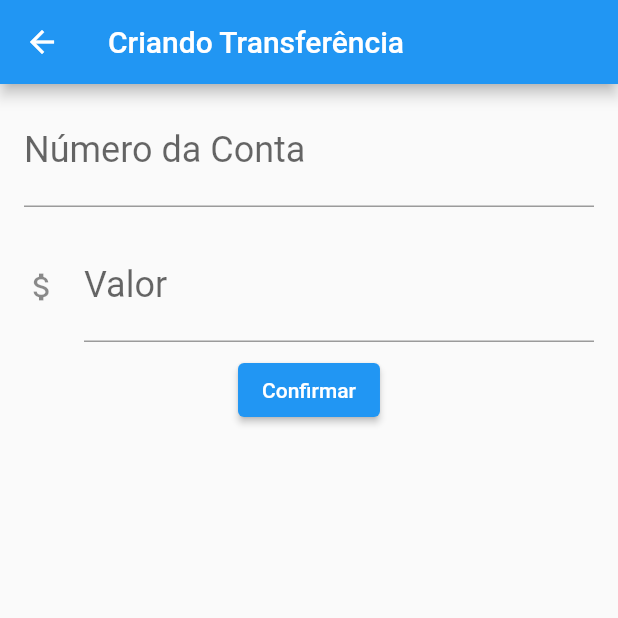
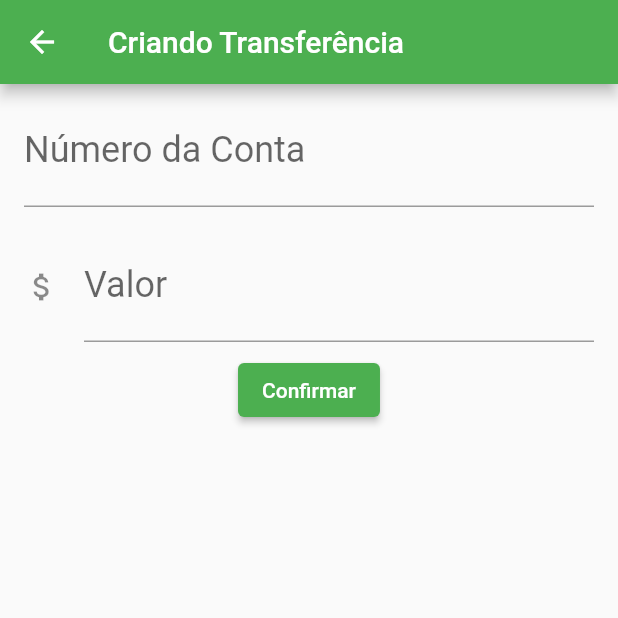
Before and after one commit to Paulo-E-F-Fernandes/treinamento-flutter, a Flutter app: the screen it shows after launch, after a tap on the "add" icon, on a phone screen of 412 x 824 dp, the top half of it. Run offline on Flutter 3.47's test engine with Material 2 defaults, Android fonts, the phone set to English and light mode, and no system bars.

Commit message:
Versão final - Treinamento Básico

```diff
--- /dev/null
+++ b/bytebank/lib/components/editor.dart
@@ -0,0 +1,30 @@
+import 'package:flutter/material.dart';
+
+class Editor extends StatelessWidget {
+  final TextEditingController controller;
+  final String labelText;
+  final String? hintText;
+  final TextInputType? keyboardType;
+  final IconData? iconData;
+
+  const Editor(this.controller, this.labelText, {super.key, this.hintText, this.keyboardType, this.iconData});
+
+  @override
+  Widget build(BuildContext context) {
+    return Padding(
+      padding: const EdgeInsets.fromLTRB(16.0, 8.0, 16.0, 8.0),
+      child: TextField(
+        controller: controller,
+        style: const TextStyle(
+          fontSize: 24.0,
+        ),
+        decoration: InputDecoration(
+          icon: iconData != null ? Icon(iconData) : null,
+          labelText: labelText,
+          hintText: hintText,
+        ),
+        keyboardType: keyboardType,
+      ),
+    );
+  }
+}
--- a/bytebank/lib/main.dart
+++ b/bytebank/lib/main.dart
@@ -1,3 +1,4 @@
+import 'package:bytebank/screens/transferencia/lista.dart';
 import 'package:flutter/material.dart';
 
 /* *** Versão 004 *** */
@@ -9,170 +10,21 @@ class ByteBankApp extends StatelessWidget {
   @override
   Widget build(BuildContext context) {
     return MaterialApp(
-      home: Scaffold(
-        body: ListaTransferencias(),
+      theme: ThemeData(
+        colorScheme: ColorScheme.fromSwatch(
+          // Esse 900, é um peso que pegamos no site "https://material.io/resources", na parte do "Colors Tools"
+          primarySwatch: Colors.green,
+        ).copyWith(
+          secondary: Colors.blueAccent[700],
+        ),
+        // Esse 700, é um peso que pegamos no site "https://material.io/resources", na parte do "Colors Tools".
+        // Normalmente as cores "Accent" são utilizadas para as cores secundárias.
+        buttonTheme: ButtonThemeData(
+          buttonColor: Colors.blueAccent[700],
+          textTheme: ButtonTextTheme.primary,
+        ),
       ),
+      home: ListaTransferencias(),
     );
   }
 }
-
-class ListaTransferencias extends StatefulWidget {
-  final List<Transferencia> _transferencias = List.empty(growable: true);
-
-  ListaTransferencias({Key? key}) : super(key: key);
-
-  @override
-  State<StatefulWidget> createState() {
-    return ListaTransferenciasState();
-  }
-}
-
-class ListaTransferenciasState extends State<ListaTransferencias> {
-  @override
-  Widget build(BuildContext context) {
-    return Scaffold(
-      appBar: AppBar(
-        title: const Text('Transferências'),
-      ),
-      body: ListView.builder(
-        // "O widget." permite que acessamos as informações do objeto definido com tipo de dados da extensão do "State"
-        itemCount: widget._transferencias.length,
-        itemBuilder: (BuildContext context, int index) {
-          final Transferencia transferencia = widget._transferencias[index];
-          return ItemTranferencia(transferencia);
-        },
-      ),
-      floatingActionButton: FloatingActionButton(
-        child: const Icon(Icons.add),
-        onPressed: () {
-          final Future<Transferencia?> future = Navigator.push(
-            context,
-            MaterialPageRoute(builder: (context) {
-              return const FormularioTransferencias();
-            }),
-          );
-
-          future.then((transferenciaRecebida) {
-            setState(() {
-              if (transferenciaRecebida != null) {
-                widget._transferencias.add(transferenciaRecebida);
-              }
-            });
-          });
-        },
-      ),
-    );
-  }
-}
-
-class FormularioTransferencias extends StatefulWidget {
-  const FormularioTransferencias({Key? key}) : super(key: key);
-
-  @override
-  State<StatefulWidget> createState() {
-    return FormularioTransferenciasState();
-  }
-}
-
-class FormularioTransferenciasState extends State<FormularioTransferencias> {
-  final TextEditingController _controladorCampoNumeroConta = TextEditingController();
-  final TextEditingController _controladorCampoValorTransferencia = TextEditingController();
-
-  @override
-  Widget build(BuildContext context) {
-    return Scaffold(
-      appBar: AppBar(title: const Text('Criando Transferência')),
-      body: SingleChildScrollView(
-        child: Column(
-          children: [
-            Editor(_controladorCampoNumeroConta, 'Número da Conta',
-                hintText: '00000', keyboardType: TextInputType.number),
-            Editor(_controladorCampoValorTransferencia, 'Valor',
-                hintText: '0.00', keyboardType: TextInputType.number, iconData: Icons.attach_money),
-            ElevatedButton(
-              child: const Text('Confirmar'),
-              onPressed: () => _criaTransferencia(context),
-            ),
-          ],
-        ),
-      ),
-    );
-  }
-
-  void _criaTransferencia(BuildContext context) {
-    final int? nrConta = int.tryParse(_controladorCampoNumeroConta.text);
-    final double? vlTransferencia = double.tryParse(_controladorCampoValorTransferencia.text);
-
-    if (nrConta != null && vlTransferencia != null) {
-      Transferencia transferenciaCriada = Transferencia(nrConta, vlTransferencia);
-
-      Navigator.pop(context, transferenciaCriada);
-
-      // Exibir a informação no rodapé da página
-      ScaffoldMessenger.of(context).showSnackBar(
-        SnackBar(
-          content: Text('$transferenciaCriada'),
-        ),
-      );
-    }
-  }
-}
-
-class ItemTranferencia extends StatelessWidget {
-  // private
-  final Transferencia _transferencia;
-
-  const ItemTranferencia(this._transferencia, {super.key});
-
-  @override
-  Widget build(BuildContext context) {
-    return Card(
-      child: ListTile(
-        leading: const Icon(Icons.attach_money),
-        title: Text(_transferencia.vlTransferencia.toString()),
-        subtitle: Text(_transferencia.nrConta.toString()),
-      ),
-    );
-  }
-}
-
-class Transferencia {
-  final int nrConta;
-  final double vlTransferencia;
-
-  Transferencia(this.nrConta, this.vlTransferencia);
-
-  @override
-  String toString() {
-    return 'Transferencia {nrConta: $nrConta, vlTransferencia: $vlTransferencia}';
-  }
-}
-
-class Editor extends StatelessWidget {
-  final TextEditingController controller;
-  final String labelText;
-  final String? hintText;
-  final TextInputType? keyboardType;
-  final IconData? iconData;
-
-  const Editor(this.controller, this.labelText, {super.key, this.hintText, this.keyboardType, this.iconData});
-
-  @override
-  Widget build(BuildContext context) {
-    return Padding(
-      padding: const EdgeInsets.fromLTRB(16.0, 8.0, 16.0, 8.0),
-      child: TextField(
-        controller: controller,
-        style: const TextStyle(
-          fontSize: 24.0,
-        ),
-        decoration: InputDecoration(
-          icon: iconData != null ? Icon(iconData) : null,
-          labelText: labelText,
-          hintText: hintText,
-        ),
-        keyboardType: keyboardType,
-      ),
-    );
-  }
-}
--- /dev/null
+++ b/bytebank/lib/models/transferencia.dart
@@ -0,0 +1,11 @@
+class Transferencia {
+  final int nrConta;
+  final double vlTransferencia;
+
+  Transferencia(this.nrConta, this.vlTransferencia);
+
+  @override
+  String toString() {
+    return 'Transferencia {nrConta: $nrConta, vlTransferencia: $vlTransferencia}';
+  }
+}
--- /dev/null
+++ b/bytebank/lib/screens/transferencia/formulario.dart
@@ -0,0 +1,63 @@
+import 'package:bytebank/components/editor.dart';
+import 'package:bytebank/models/transferencia.dart';
+import 'package:flutter/material.dart';
+
+const String _appBarTitle = "Criando Transferência";
+const String _btnConfirmar = "Confirmar";
+const String _nrContaHint = "00000";
+const String _nrContaLabel = "Número da Conta";
+const String _vlTransferenciaHint = "0.00";
+const String _vlTransferenciaLabel = "Valor";
+
+class FormularioTransferencias extends StatefulWidget {
+  const FormularioTransferencias({Key? key}) : super(key: key);
+
+  @override
+  State<StatefulWidget> createState() {
+    return FormularioTransferenciasState();
+  }
+}
+
+class FormularioTransferenciasState extends State<FormularioTransferencias> {
+  final TextEditingController _controladorCampoNumeroConta = TextEditingController();
+  final TextEditingController _controladorCampoValorTransferencia = TextEditingController();
+
+  @override
+  Widget build(BuildContext context) {
+    return Scaffold(
+      appBar: AppBar(title: const Text(_appBarTitle)),
+      body: SingleChildScrollView(
+        child: Column(
+          children: [
+            Editor(_controladorCampoNumeroConta, _nrContaLabel,
+                hintText: _nrContaHint, keyboardType: TextInputType.number),
+            Editor(_controladorCampoValorTransferencia, _vlTransferenciaLabel,
+                hintText: _vlTransferenciaHint, keyboardType: TextInputType.number, iconData: Icons.attach_money),
+            ElevatedButton(
+              child: const Text(_btnConfirmar),
+              onPressed: () => _criaTransferencia(context),
+            ),
+          ],
+        ),
+      ),
+    );
+  }
+
+  void _criaTransferencia(BuildContext context) {
+    final int? nrConta = int.tryParse(_controladorCampoNumeroConta.text);
+    final double? vlTransferencia = double.tryParse(_controladorCampoValorTransferencia.text);
+
+    if (nrConta != null && vlTransferencia != null) {
+      Transferencia transferenciaCriada = Transferencia(nrConta, vlTransferencia);
+
+      Navigator.pop(context, transferenciaCriada);
+
+      // Exibir a informação no rodapé da página
+      ScaffoldMessenger.of(context).showSnackBar(
+        SnackBar(
+          content: Text('$transferenciaCriada'),
+        ),
+      );
+    }
+  }
+}
--- /dev/null
+++ b/bytebank/lib/screens/transferencia/item.dart
@@ -0,0 +1,20 @@
+import 'package:bytebank/models/transferencia.dart';
+import 'package:flutter/material.dart';
+
+class ItemTranferencia extends StatelessWidget {
+  // private
+  final Transferencia _transferencia;
+
+  const ItemTranferencia(this._transferencia, {super.key});
+
+  @override
+  Widget build(BuildContext context) {
+    return Card(
+      child: ListTile(
+        leading: const Icon(Icons.attach_money),
+        title: Text(_transferencia.vlTransferencia.toString()),
+        subtitle: Text(_transferencia.nrConta.toString()),
+      ),
+    );
+  }
+}
--- /dev/null
+++ b/bytebank/lib/screens/transferencia/lista.dart
@@ -0,0 +1,57 @@
+import 'package:bytebank/models/transferencia.dart';
+import 'package:bytebank/screens/transferencia/formulario.dart';
+import 'package:bytebank/screens/transferencia/item.dart';
+import 'package:flutter/material.dart';
+
+const String _appBarTitle = "Transferências";
+
+class ListaTransferencias extends StatefulWidget {
+  final List<Transferencia> _transferencias = List.empty(growable: true);
+
+  ListaTransferencias({Key? key}) : super(key: key);
+
+  @override
+  State<StatefulWidget> createState() {
+    return ListaTransferenciasState();
+  }
+}
+
+class ListaTransferenciasState extends State<ListaTransferencias> {
+  @override
+  Widget build(BuildContext context) {
+    return Scaffold(
+      appBar: AppBar(
+        title: const Text(_appBarTitle),
+      ),
+      body: ListView.builder(
+        // "O widget." permite que acessamos as informações do objeto definido com tipo de dados da extensão do "State"
+        itemCount: widget._transferencias.length,
+        itemBuilder: (BuildContext context, int index) {
+          final Transferencia transferencia = widget._transferencias[index];
+          return ItemTranferencia(transferencia);
+        },
+      ),
+      floatingActionButton: FloatingActionButton(
+        child: const Icon(Icons.add),
+        onPressed: () {
+          final Future<Transferencia?> future = Navigator.push(
+            context,
+            MaterialPageRoute(builder: (context) {
+              return const FormularioTransferencias();
+            }),
+          );
+
+          future.then((transferenciaRecebida) => atualiza(transferenciaRecebida));
+        },
+      ),
+    );
+  }
+
+  void atualiza(Transferencia? transferenciaRecebida) {
+    setState(() {
+      if (transferenciaRecebida != null) {
+        widget._transferencias.add(transferenciaRecebida);
+      }
+    });
+  }
+}
```
Also changed, not shown: 1 other file.
